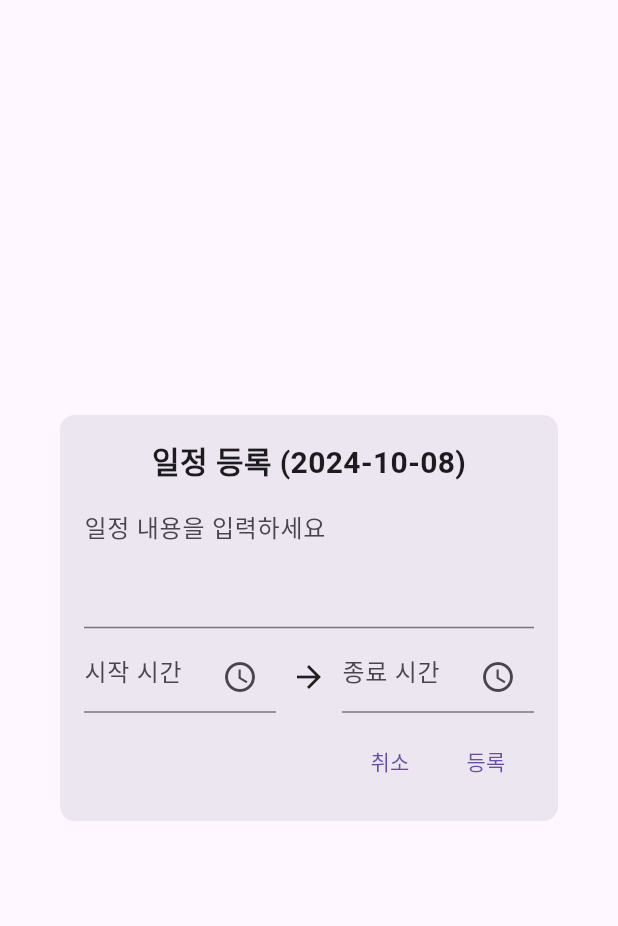
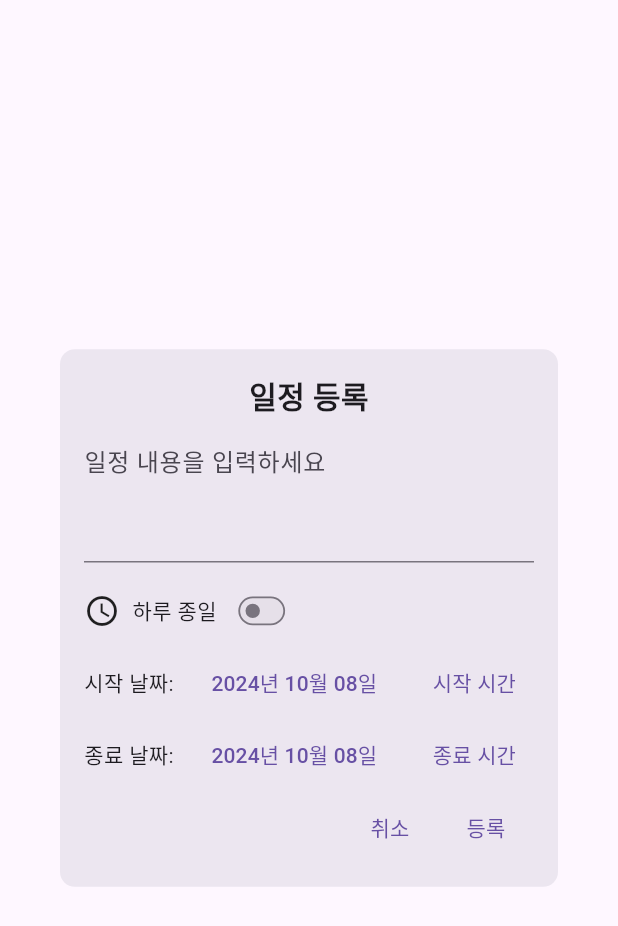
Before and after one commit to Six-Tail/1-4Capstone, a Flutter app: the EventModal widget shown alone on an empty page, opened directly with empty values, after a tap on "등록", on a phone screen of 412 x 824 dp. Shown: the top 926 px of the screen. Run offline on Flutter 3.47's test engine with Material 3 defaults, Android fonts, the phone set to English and light mode, and no system bars; our stand-ins replace curved_navigation_bar, firebase_auth, firebase_core, flutter_svg, get, google_sign_in and 4 more; missing offline and left inert: flutter_naver_login, kakao_flutter_sdk_user, uni_links2; accounts and stored records are empty.

Commit message:
[2024-10-08] 일정 등록 팝업 창 수정

```diff
--- a/lib/screen/CalenderUtil/event.modal.dart
+++ b/lib/screen/CalenderUtil/event.modal.dart
@@ -1,13 +1,13 @@
-// event.modal.dart
 import 'package:flutter/material.dart';
+import 'package:intl/intl.dart';
 
 class EventModal extends StatefulWidget {
   final DateTime selectedDate;
-  final Function(String, String) onEventAdded; // 시간 정보도 함께 받도록 수정
-  final String? initialValue; // 수정 모드에서 사용
-  final String? initialTime; // 수정 모드에서 사용할 시간 정보
-  final String? initialEndTime; // 수정 모드에서 사용할 종료 시간 정보
-  final bool editMode; // 수정 모드 여부
+  final Function(String, String) onEventAdded;
+  final String? initialValue;
+  final String? initialTime;
+  final String? initialEndTime;
+  final bool editMode;
 
   const EventModal({
     super.key,
@@ -25,16 +25,19 @@ class EventModal extends StatefulWidget {
 
 class _EventModalState extends State<EventModal> {
   late TextEditingController eventController;
-  TimeOfDay? startTime; // 시작 시간
-  TimeOfDay? endTime; // 종료 시간
-  DateTime? selectedEndDate; // 선택한 종료 날짜
+  DateTime? selectedEndDate;
+  TimeOfDay? startTime;
+  TimeOfDay? endTime;
+  bool _isAllDay = false;
+  DateTime? adjustedStartDate; // 시작 날짜 조정 변수 추가
 
   @override
   void initState() {
     super.initState();
     eventController = TextEditingController(text: widget.initialValue ?? "");
+    adjustedStartDate = widget.selectedDate; // 초기 시작 날짜 설정
 
-    // TimeOfDay 초기화
+    // 초기 시간 설정
     if (widget.initialTime != null && widget.initialTime!.isNotEmpty) {
       final parts = widget.initialTime!.split(':');
       if (parts.length == 2) {
@@ -62,13 +65,44 @@ class _EventModalState extends State<EventModal> {
     super.dispose();
   }
 
+  Future<void> _selectDate(BuildContext context, bool isStartDate) async {
+    final DateTime? picked = await showDatePicker(
+      context: context,
+      initialDate: isStartDate
+          ? adjustedStartDate!
+          : (selectedEndDate ?? adjustedStartDate!),
+      firstDate: DateTime(2020),
+      lastDate: DateTime(2100),
+    );
+
+    if (picked != null) {
+      setState(() {
+        if (isStartDate) {
+          // 종료 날짜가 시작 날짜보다 이전인 경우 종료 날짜를 시작 날짜로 설정
+          if (picked.isAfter(selectedEndDate!)) {
+            selectedEndDate = picked;
+          }
+          adjustedStartDate = picked; // 시작 날짜 조정
+        } else {
+          // 시작 날짜가 종료 날짜보다 이후인 경우 시작 날짜를 종료 날짜로 설정
+          if (picked.isBefore(adjustedStartDate!)) {
+            adjustedStartDate = picked; // 시작 날짜를 종료 날짜로 설정
+          }
+          selectedEndDate =
+              picked.isBefore(adjustedStartDate!) ? adjustedStartDate : picked;
+        }
+      });
+    }
+  }
+
   Future<void> _selectTime(BuildContext context, bool isStartTime) async {
     TimeOfDay? pickedTime = await showTimePicker(
       context: context,
-      initialTime: isStartTime ? (startTime ?? TimeOfDay.now()) : (endTime ?? TimeOfDay.now()),
+      initialTime: isStartTime
+          ? (startTime ?? TimeOfDay.now())
+          : (endTime ?? TimeOfDay.now()),
     );
 
-    // Check if the widget is still mounted before calling setState
     if (pickedTime != null && mounted) {
       setState(() {
         if (isStartTime) {
@@ -83,6 +117,7 @@ class _EventModalState extends State<EventModal> {
   @override
   Widget build(BuildContext context) {
     final screenHeight = MediaQuery.of(context).size.height;
+    final screenWidth = MediaQuery.of(context).size.width;
 
     return Dialog(
       shape: RoundedRectangleBorder(borderRadius: BorderRadius.circular(10)),
@@ -98,8 +133,9 @@ class _EventModalState extends State<EventModal> {
               Text(
                 widget.editMode
                     ? '일정 수정'
-                    : '일정 등록 (${widget.selectedDate.toLocal().toString().split(' ')[0]})',
-                style: const TextStyle(fontSize: 20, fontWeight: FontWeight.bold),
+                    : '일정 등록',
+                style:
+                    const TextStyle(fontSize: 20, fontWeight: FontWeight.bold),
               ),
               SizedBox(height: screenHeight * 0.01),
               TextField(
@@ -109,34 +145,58 @@ class _EventModalState extends State<EventModal> {
               ),
               SizedBox(height: screenHeight * 0.01),
               Row(
-                mainAxisAlignment: MainAxisAlignment.spaceBetween,
                 children: [
-                  Expanded(
-                    child: TextField(
-                      readOnly: true,
-                      onTap: () => _selectTime(context, true),
-                      decoration: InputDecoration(
-                        hintText: startTime != null ? startTime!.format(context) : '시작 시간',
-                        suffixIcon: const Icon(Icons.access_time),
-                      ),
-                    ),
-                  ),
-                  const SizedBox(width: 10), // 간격 추가
-                  const Icon(Icons.arrow_forward), // 오른쪽 화살표 아이콘
-                  const SizedBox(width: 10), // 간격 추가
-                  Expanded(
-                    child: TextField(
-                      readOnly: true,
-                      onTap: () => _selectTime(context, false),
-                      decoration: InputDecoration(
-                        hintText: endTime != null ? endTime!.format(context) : '종료 시간',
-                        suffixIcon: const Icon(Icons.access_time),
-                      ),
+                  const Icon(Icons.access_time), // 시계 아이콘 추가
+                  SizedBox(width: screenWidth * 0.02),
+                  const Text('하루 종일'),
+                  Transform.scale(
+                    scale: 0.6, // 스위치 크기 줄이기
+                    child: Switch(
+                      value: _isAllDay,
+                      onChanged: (value) {
+                        setState(() {
+                          _isAllDay = value;
+                        });
+                      },
                     ),
                   ),
                 ],
               ),
-              SizedBox(height: screenHeight * 0.01),
+              Row(
+                mainAxisAlignment: MainAxisAlignment.spaceBetween,
+                children: [
+                  const Text('시작 날짜:'),
+                  TextButton(
+                    onPressed: () => _selectDate(context, true),
+                    child: Text(
+                        DateFormat('yyyy년 MM월 dd일').format(adjustedStartDate!)),
+                  ),
+                  if (!_isAllDay)
+                    TextButton(
+                      onPressed: () => _selectTime(context, true),
+                      child: Text(startTime != null
+                          ? startTime!.format(context)
+                          : '시작 시간'),
+                    ),
+                ],
+              ),
+              Row(
+                mainAxisAlignment: MainAxisAlignment.spaceBetween,
+                children: [
+                  const Text('종료 날짜:'),
+                  TextButton(
+                    onPressed: () => _selectDate(context, false),
+                    child: Text(
+                        DateFormat('yyyy년 MM월 dd일').format(selectedEndDate!)),
+                  ),
+                  if (!_isAllDay)
+                    TextButton(
+                      onPressed: () => _selectTime(context, false),
+                      child: Text(
+                          endTime != null ? endTime!.format(context) : '종료 시간'),
+                    ),
+                ],
+              ),
               Row(
                 mainAxisAlignment: MainAxisAlignment.end,
                 children: [
@@ -148,10 +208,44 @@ class _EventModalState extends State<EventModal> {
                   ),
                   TextButton(
                     onPressed: () {
-                      if (eventController.text.isNotEmpty && startTime != null && endTime != null) {
-                        String startTimeString = '${startTime!.hour.toString().padLeft(2, '0')}:${startTime!.minute.toString().padLeft(2, '0')}';
-                        String endTimeString = '${endTime!.hour.toString().padLeft(2, '0')}:${endTime!.minute.toString().padLeft(2, '0')}';
-                        widget.onEventAdded(eventController.text, '$startTimeString - $endTimeString'); // 일정 내용과 시간 정보를 함께 전달
+                      if (eventController.text.isNotEmpty) {
+                        // 날짜가 선택되었는지 확인
+                        if (adjustedStartDate == null ||
+                            selectedEndDate == null) {
+                          ScaffoldMessenger.of(context).showSnackBar(
+                            const SnackBar(content: Text('날짜를 선택해야 합니다.')),
+                          );
+                          return;
+                        }
+
+                        if (!_isAllDay &&
+                            (startTime == null || endTime == null)) {
+                          // 시간이 선택되지 않았을 때 경고 메시지
+                          ScaffoldMessenger.of(context).showSnackBar(
+                            const SnackBar(content: Text('시작 및 종료 시간을 선택하세요')),
+                          );
+                          return;
+                        }
+
+                        String startTimeString = _isAllDay
+                            ? '하루 종일'
+                            : '${startTime?.hour.toString().padLeft(2, '0')}:${startTime?.minute.toString().padLeft(2, '0')}';
+                        String endTimeString = _isAllDay
+                            ? '하루 종일'
+                            : '${endTime?.hour.toString().padLeft(2, '0')}:${endTime?.minute.toString().padLeft(2, '0')}';
+
+                        // 이벤트를 등록하는 로직 (시작 및 종료 날짜를 기반으로 여러 날짜에 등록)
+                        for (DateTime date = adjustedStartDate!;
+                            date.isBefore(
+                                selectedEndDate!.add(const Duration(days: 1)));
+                            date = date.add(const Duration(days: 1))) {
+                          widget.onEventAdded(
+                              eventController.text,
+                              _isAllDay
+                                  ? '하루 종일'
+                                  : '$startTimeString - $endTimeString');
+                        }
+
                         Navigator.of(context).pop(); // 팝업 닫기
                       }
                     },
```
Also changed, not shown: lib/screen/CalenderUtil/SchedulePopup.dart (added, +184 -0 lines).
